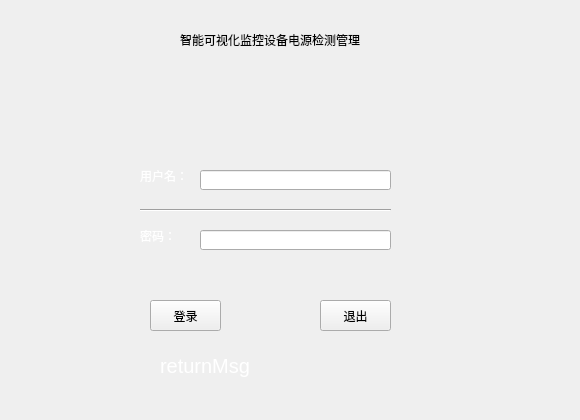
First picture: the form in Login.ui, repository Paul099/Battery_inst_ljs, before the edit.
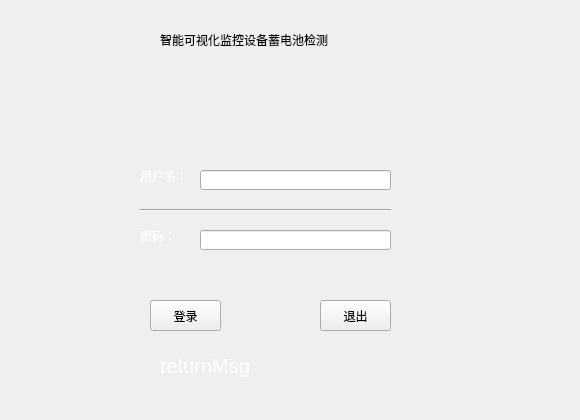
Second picture: the form after the edit. Icons and pictures are not drawn.

Commit message: 蓄电池管理功能

What changed in the file:
```diff
--- a/Login.ui
+++ b/Login.ui
@@ -115,14 +115,14 @@
   <widget class="QLabel" name="titleLabel">
    <property name="geometry">
     <rect>
-     <x>180</x>
+     <x>160</x>
      <y>30</y>
      <width>311</width>
      <height>20</height>
     </rect>
    </property>
    <property name="text">
-    <string>智能可视化监控设备电源检测管理</string>
+    <string>智能可视化监控设备蓄电池检测</string>
    </property>
   </widget>
   <widget class="Line" name="line">
```
Left out of the diff: 5 changed lines with no effect on the pictures. The commit also changes 8 other files.
